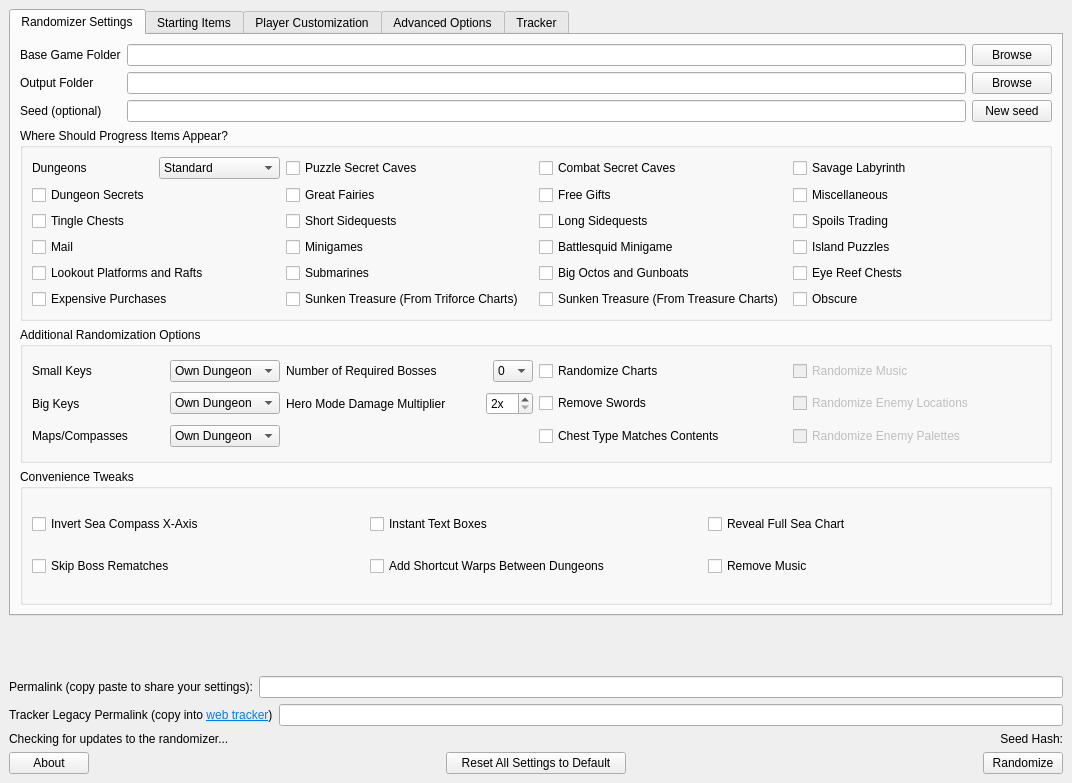
Before: the Qt Designer form gui/mainwindow.ui in SuperDude88/TWWHD-Randomizer, drawn with Qt 5.
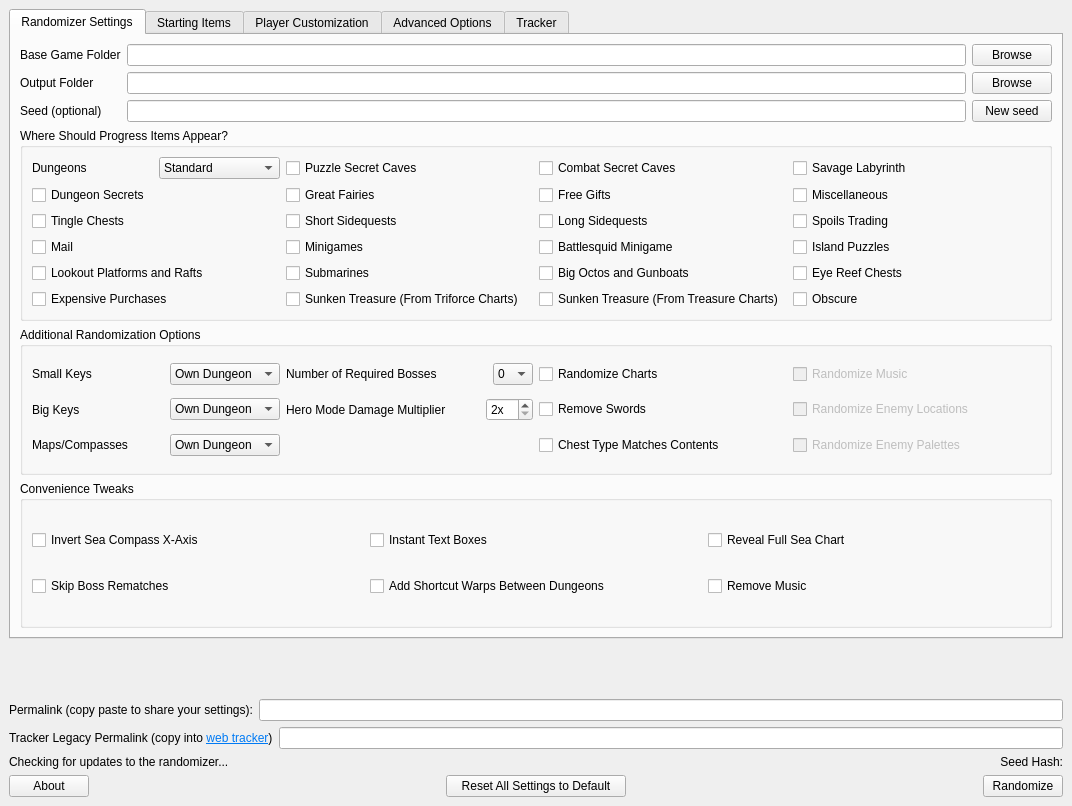
After: the same form once the commit is applied. The open tabs and pages were chosen to show the change.

Commit message: add mac icon

Diff of the .ui file:
```diff
--- a/gui/mainwindow.ui
+++ b/gui/mainwindow.ui
@@ -7,7 +7,7 @@
     <x>0</x>
     <y>0</y>
     <width>1072</width>
-    <height>783</height>
+    <height>806</height>
    </rect>
   </property>
   <property name="sizePolicy">
@@ -34,8 +34,8 @@
         <rect>
          <x>0</x>
          <y>0</y>
-         <width>1054</width>
-         <height>591</height>
+         <width>1048</width>
+         <height>590</height>
         </rect>
        </property>
        <layout class="QVBoxLayout" name="verticalLayout_4">
```
Left out of the diff: 4 changed lines with no effect on the pictures. The commit also changes 2 other files.
